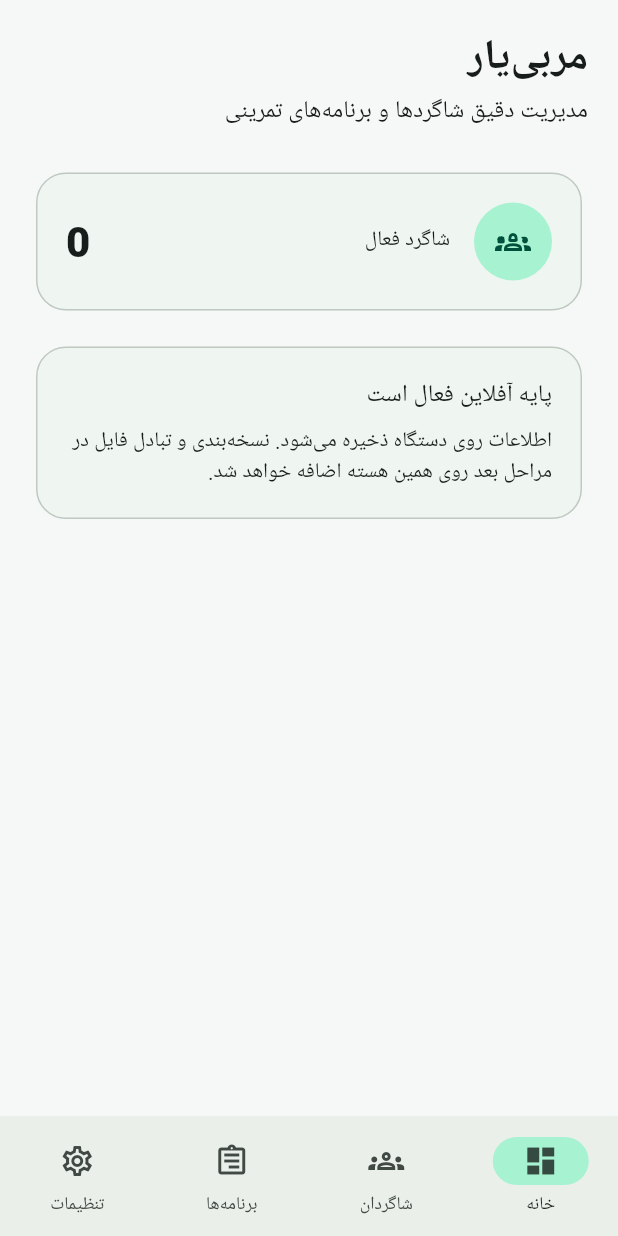
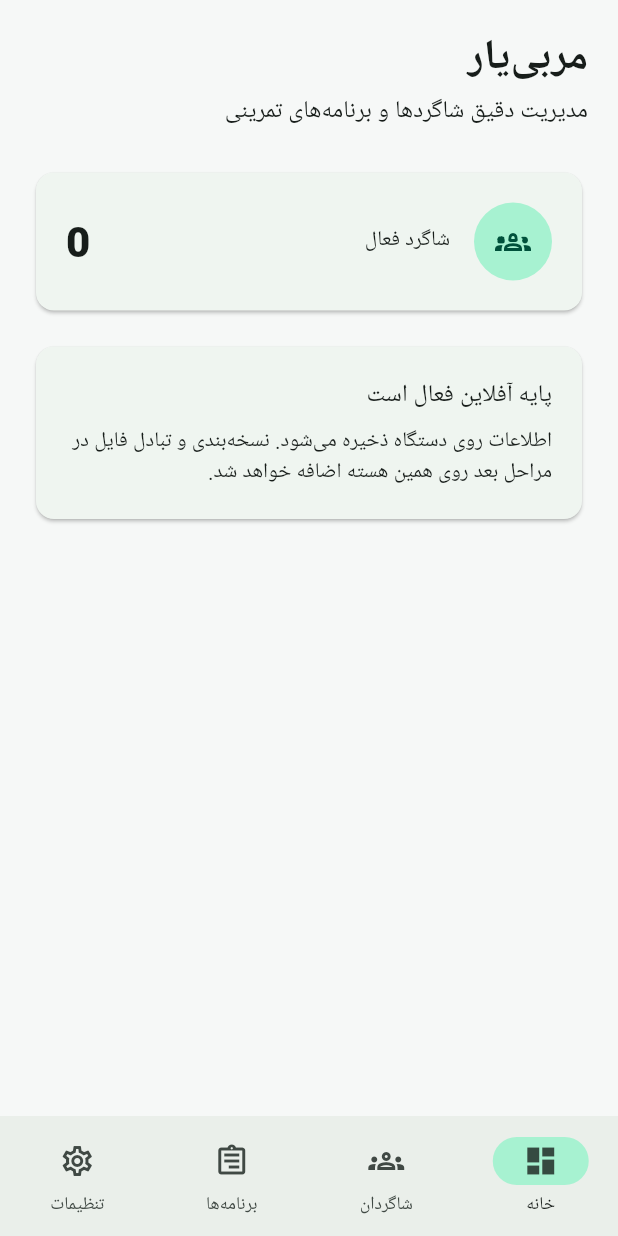
Before and after one commit to kingiust2002/coach, a Flutter app: the screen it shows after launch, on a phone screen of 412 x 824 dp. Run offline on Flutter 3.47's test engine with Material 3 defaults, Android fonts, the light colour scheme and no system bars; our stand-ins replace sqflite; accounts and stored records are empty.

Commit message:
fix: keep theme compatible with FlutLab Flutter 3.32

```diff
--- a/lib/app/theme/app_theme.dart
+++ b/lib/app/theme/app_theme.dart
@@ -24,24 +24,13 @@ abstract final class AppTheme {
   }
 
   static ThemeData _base(ColorScheme scheme) {
+    // Keep this foundation compatible with both FlutLab Flutter 3.32
+    // and newer stable Flutter releases. Component-level styling can be
+    // expanded after the supported Flutter baseline is pinned.
     return ThemeData(
       useMaterial3: true,
       colorScheme: scheme,
       visualDensity: VisualDensity.standard,
-      inputDecorationTheme: InputDecorationThemeData(
-        filled: true,
-        border: OutlineInputBorder(
-          borderRadius: BorderRadius.circular(16),
-          borderSide: BorderSide.none,
-        ),
-      ),
-      cardTheme: CardThemeData(
-        elevation: 0,
-        shape: RoundedRectangleBorder(
-          borderRadius: BorderRadius.circular(20),
-          side: BorderSide(color: scheme.outlineVariant),
-        ),
-      ),
       navigationBarTheme: NavigationBarThemeData(
         indicatorColor: scheme.primaryContainer,
         labelBehavior: NavigationDestinationLabelBehavior.alwaysShow,
```
